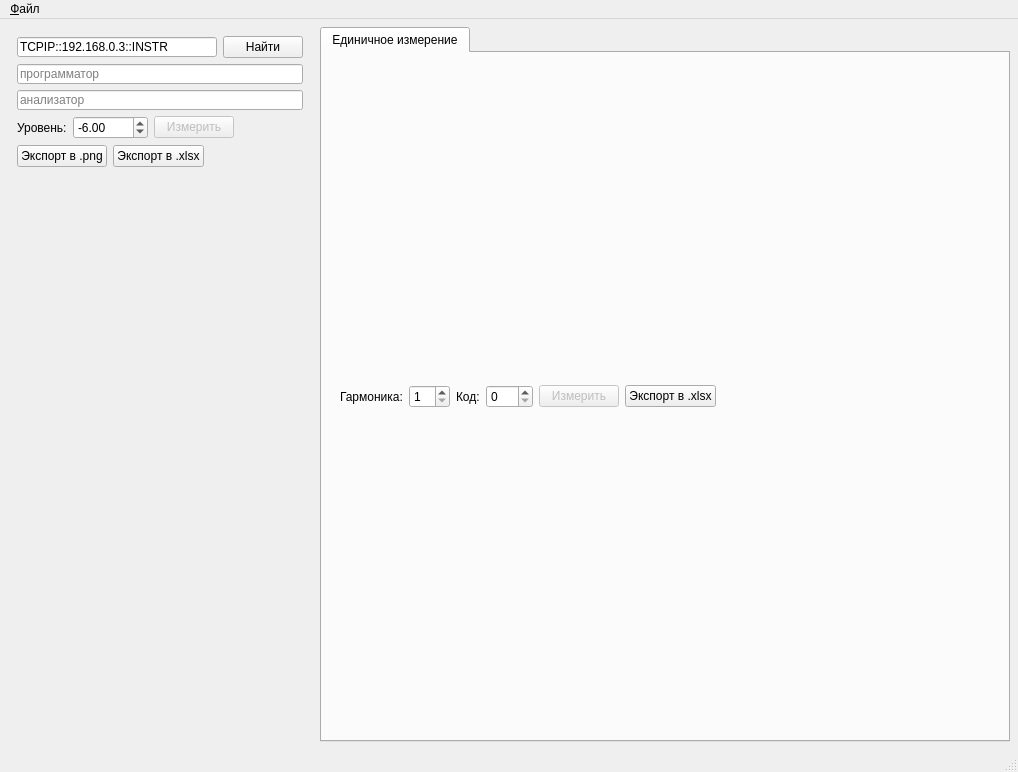
igrekus/lpf_uni, file mainwindow.ui: the form before one commit.
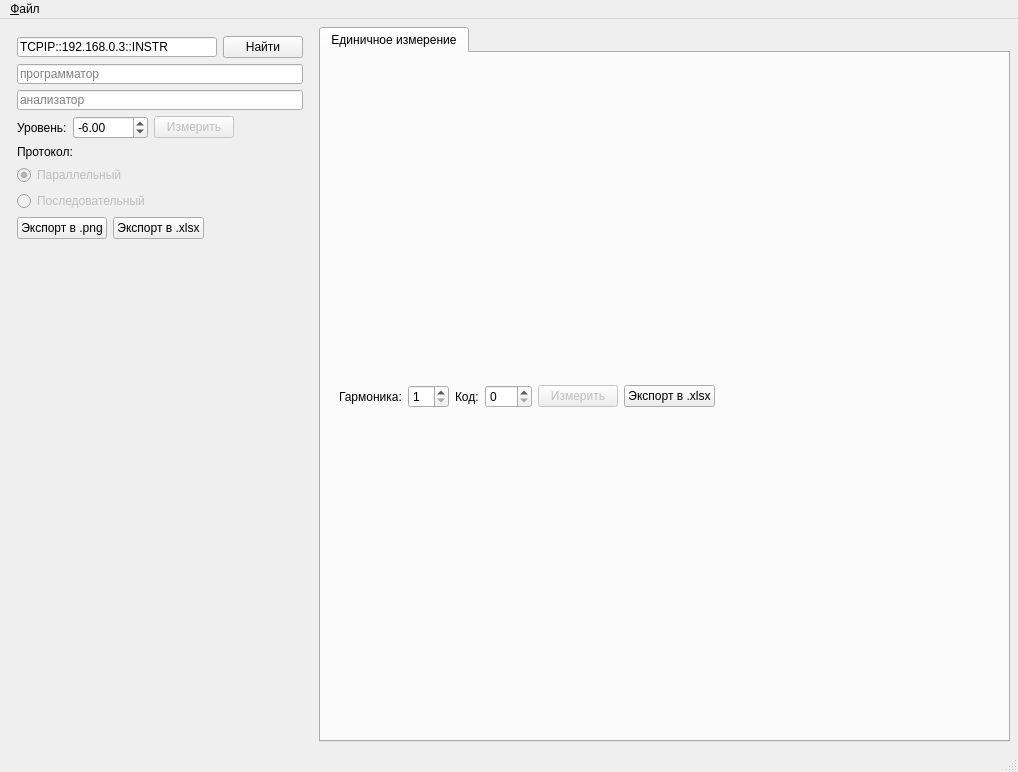
The form after the commit.

Commit message: REF: add protocol switch

What changed in the file:
```diff
--- a/mainwindow.ui
+++ b/mainwindow.ui
@@ -16,7 +16,7 @@
   <widget class="QWidget" name="centralwidget">
    <layout class="QHBoxLayout" name="horizontalLayout_4">
     <property name="spacing">
-     <number>8</number>
+     <number>7</number>
     </property>
     <property name="leftMargin">
      <number>8</number>
@@ -31,7 +31,7 @@
      <number>8</number>
     </property>
     <item>
-     <layout class="QVBoxLayout" name="verticalLayout_3">
+     <layout class="QVBoxLayout" name="verticalLayout_5">
       <item>
        <widget class="QWidget" name="widgetFindInstr" native="true">
         <property name="sizePolicy">
@@ -46,7 +46,7 @@
           <height>16777215</height>
          </size>
         </property>
-        <layout class="QVBoxLayout" name="verticalLayout_2">
+        <layout class="QVBoxLayout" name="verticalLayout_3">
          <item>
           <layout class="QVBoxLayout" name="verticalLayout">
            <item>
@@ -199,6 +199,40 @@
            </item>
           </layout>
          </item>
+         <item>
+          <layout class="QVBoxLayout" name="verticalLayout_2">
+           <item>
+            <widget class="QLabel" name="label">
+             <property name="text">
+              <string>Протокол:</string>
+             </property>
+            </widget>
+           </item>
+           <item>
+            <widget class="QRadioButton" name="radioProtPara">
+             <property name="enabled">
+              <bool>false</bool>
+             </property>
+             <property name="text">
+              <string>Параллельный</string>
+             </property>
+             <property name="checked">
+              <bool>true</bool>
+             </property>
+            </widget>
+           </item>
+           <item>
+            <widget class="QRadioButton" name="radioProtSerial">
+             <property name="enabled">
+              <bool>false</bool>
+             </property>
+             <property name="text">
+              <string>Последовательный</string>
+             </property>
+            </widget>
+           </item>
+          </layout>
+         </item>
          <item>
           <layout class="QHBoxLayout" name="horizontalLayout">
            <item>
```
The commit also changes 2 other files.
